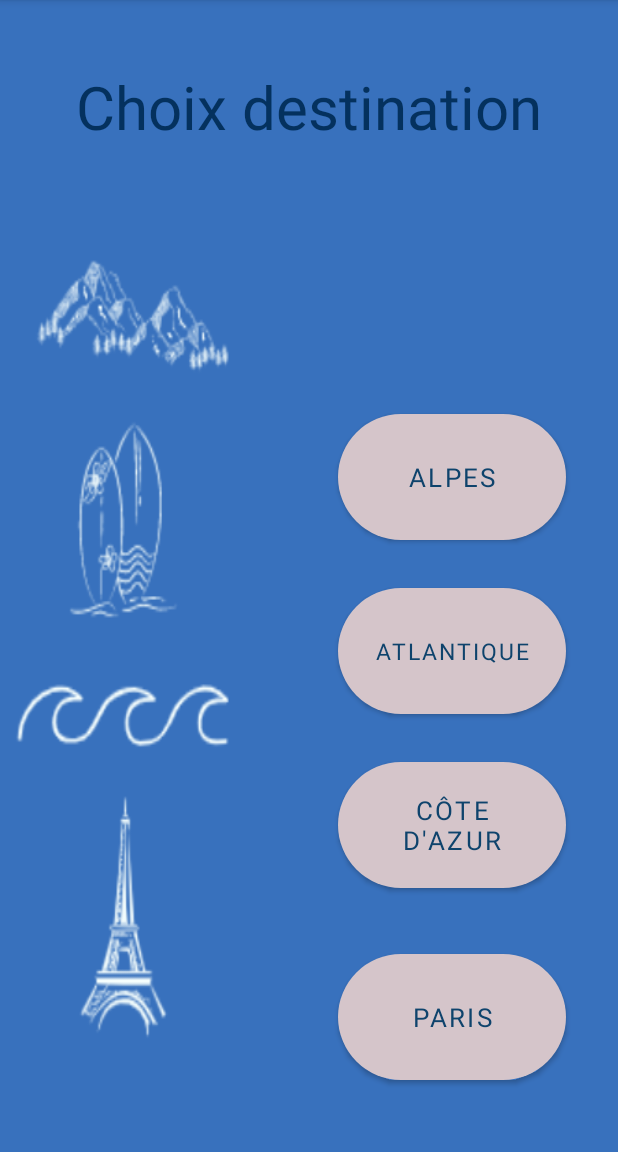
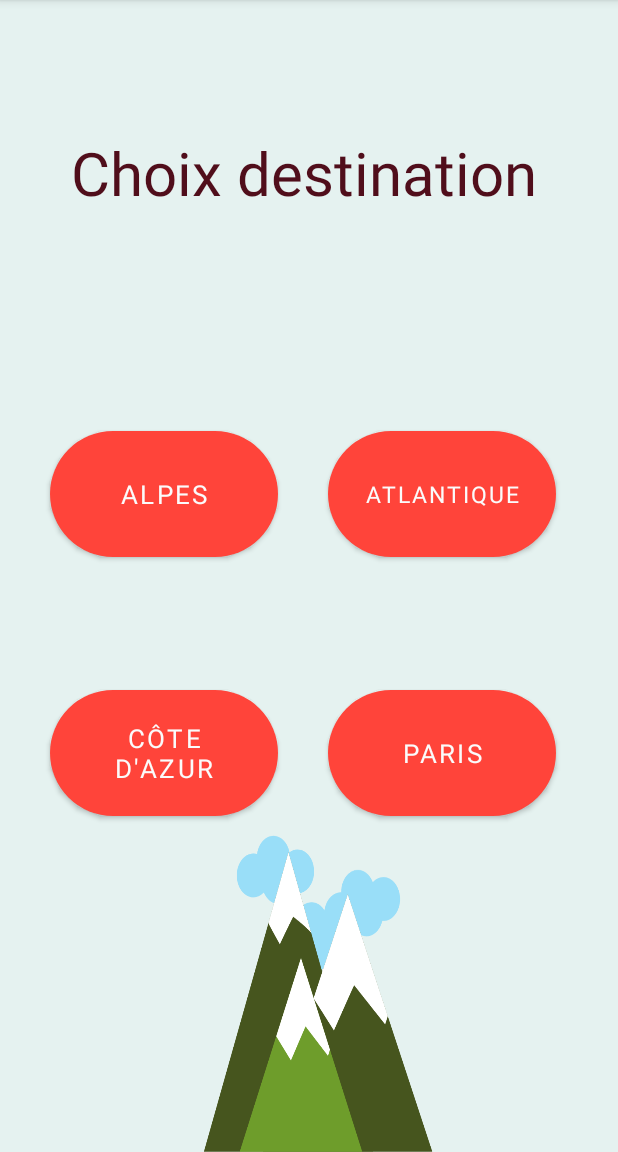
Before and after one commit to jad2n1/dream_and_go, an Android app: the choix_destination screen opened directly, with no data from a screen before it, on a phone screen of 412 x 824 dp, the part 84-1236 px from its top. Run offline under Robolectric (Android 15) with nearby library versions, the phone set to English and light mode, and no system bars; Roboto replaces fonts that are not available here.

Commit message:
mise en forme choix destination

```diff
--- a/app/src/main/res/layout/choix_destination.xml
+++ b/app/src/main/res/layout/choix_destination.xml
@@ -4,7 +4,7 @@
     xmlns:tools="http://schemas.android.com/tools"
     android:layout_width="match_parent"
     android:layout_height="match_parent"
-    android:background="@drawable/bacgroudchxdest"
+    android:background="@drawable/destination"
     >
 
 
@@ -12,79 +12,81 @@
         android:id="@+id/btn_Alpes"
         android:layout_width="152dp"
         android:layout_height="84dp"
-        android:layout_marginTop="126dp"
-        android:layout_marginBottom="32dp"
         android:background="@drawable/bouton_rond"
         android:fontFamily="@font/aclonica"
         android:text="@string/alpes"
-        android:textColor="#0E436C"
+        android:textColor="#FBFBFB"
         android:textSize="17sp"
-        app:backgroundTint="#D5C5CA"
-        app:layout_constraintBottom_toTopOf="@+id/btn_Atlantique"
+        app:backgroundTint="#FF443a"
+        app:layout_constraintBottom_toTopOf="@+id/btn_cotedazur"
         app:layout_constraintEnd_toEndOf="parent"
-        app:layout_constraintHorizontal_bias="0.866"
+        app:layout_constraintHorizontal_bias="0.127"
         app:layout_constraintStart_toStartOf="parent"
         app:layout_constraintTop_toTopOf="parent"
-        app:layout_constraintVertical_bias="1.0" />
+        app:layout_constraintVertical_bias="0.764" />
 
     <Button
         android:id="@+id/btn_Atlantique"
         android:layout_width="152dp"
         android:layout_height="84dp"
-        android:layout_marginBottom="32dp"
         android:background="@drawable/bouton_rond"
         android:fontFamily="@font/aclonica"
         android:text="@string/atlantique"
+        android:textColor="#FBFBFB"
         android:textSize="15sp"
-        app:backgroundTint="#D5C5CA"
-        android:textColor="#0E436C"
+        app:backgroundTint="#FF443a"
         app:layout_constraintBottom_toTopOf="@+id/btn_cotedazur"
         app:layout_constraintEnd_toEndOf="parent"
-        app:layout_constraintHorizontal_bias="0.866"
-        app:layout_constraintStart_toStartOf="parent" />
+        app:layout_constraintHorizontal_bias="0.841"
+        app:layout_constraintStart_toStartOf="parent"
+        app:layout_constraintTop_toTopOf="parent"
+        app:layout_constraintVertical_bias="0.764" />
 
     <Button
         android:id="@+id/btn_paris"
         android:layout_width="152dp"
         android:layout_height="84dp"
-        android:layout_marginBottom="48dp"
+        android:layout_marginBottom="224dp"
         android:background="@drawable/bouton_rond"
         android:fontFamily="@font/aclonica"
         android:text="@string/paris"
+        android:textColor="#FBFBFB"
         android:textSize="17sp"
-        app:backgroundTint="#D5C5CA"
-        android:textColor="#0E436C"
+        app:backgroundTint="#FF443a"
         app:layout_constraintBottom_toBottomOf="parent"
         app:layout_constraintEnd_toEndOf="parent"
-        app:layout_constraintHorizontal_bias="0.866"
-        app:layout_constraintStart_toStartOf="parent" />
+        app:layout_constraintHorizontal_bias="0.841"
+        app:layout_constraintStart_toStartOf="parent"
+        app:layout_constraintTop_toBottomOf="@+id/btn_Alpes"
+        app:layout_constraintVertical_bias="1.0" />
 
     <Button
         android:id="@+id/btn_cotedazur"
         android:layout_width="152dp"
         android:layout_height="84dp"
-        android:layout_marginBottom="44dp"
+        android:layout_marginBottom="224dp"
         android:background="@drawable/bouton_rond"
         android:fontFamily="@font/aclonica"
         android:text="@string/c_te_d_azur"
-        android:textColor="#0E436C"
+        android:textColor="#FBFBFB"
         android:textSize="17sp"
-        app:backgroundTint="#D5C5CA"
-        app:layout_constraintBottom_toTopOf="@+id/btn_paris"
+        app:backgroundTint="#FF443a"
+        app:layout_constraintBottom_toBottomOf="parent"
         app:layout_constraintEnd_toEndOf="parent"
-        app:layout_constraintHorizontal_bias="0.866"
+        app:layout_constraintHorizontal_bias="0.127"
         app:layout_constraintStart_toStartOf="parent" />
 
     <TextView
         android:id="@+id/texte_chxdest"
         android:layout_width="wrap_content"
         android:layout_height="wrap_content"
-        android:layout_marginTop="44dp"
+        android:layout_marginTop="88dp"
         android:fontFamily="@font/aclonica"
         android:text="Choix destination"
-        android:textColor="#04315E"
+        android:textColor="#500E1B"
         android:textSize="40sp"
         app:layout_constraintEnd_toEndOf="parent"
+        app:layout_constraintHorizontal_bias="0.466"
         app:layout_constraintStart_toStartOf="parent"
         app:layout_constraintTop_toTopOf="parent" />
 
```
Also changed, not shown: app/src/main/res/drawable/bacgroudchxdest.png (deleted), app/src/main/res/drawable/destination.png (added).
